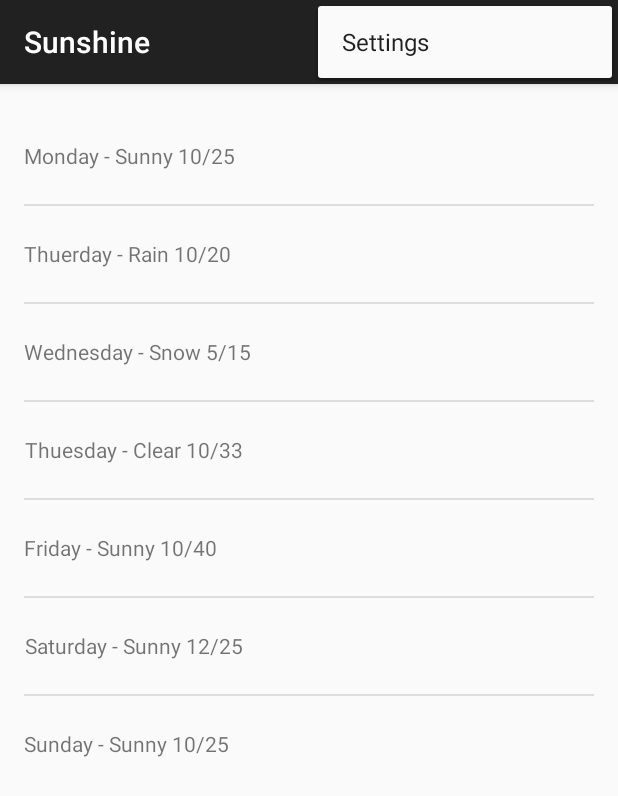
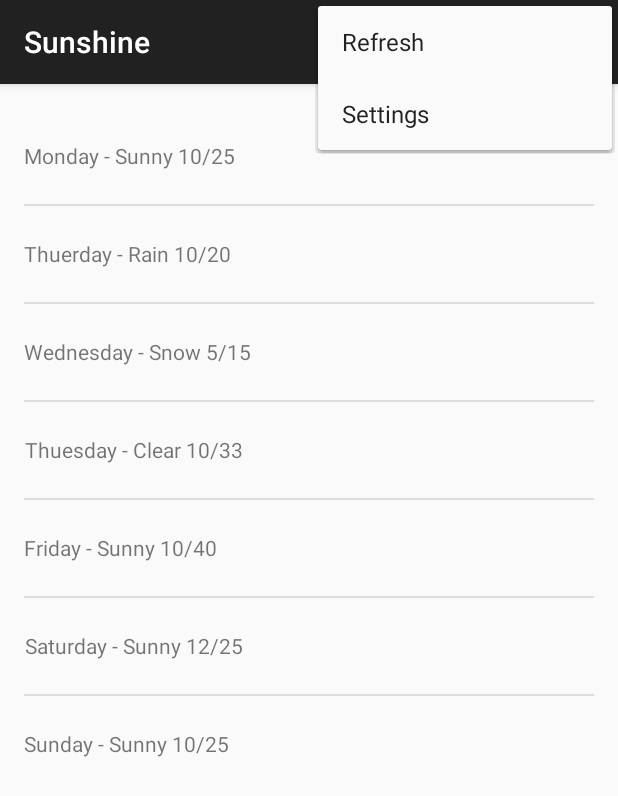
Before and after one commit to jarancibia84/Sunshine, an Android app: the screen it shows after launch (MainActivity), with the options menu open, on a phone screen of 412 x 824 dp. Shown: the top 796 px of the screen. Run offline under Robolectric (Android 15) with nearby library versions, the phone set to English and light mode, and no system bars.

Commit message:
2.0_refresh_button

```diff
--- a/app/src/main/java/com/example/livlab/sunshine/app/ForecastFragment.java
+++ b/app/src/main/java/com/example/livlab/sunshine/app/ForecastFragment.java
@@ -5,6 +5,9 @@ import android.os.Bundle;
 import android.support.v4.app.Fragment;
 import android.util.Log;
 import android.view.LayoutInflater;
+import android.view.Menu;
+import android.view.MenuInflater;
+import android.view.MenuItem;
 import android.view.View;
 import android.view.ViewGroup;
 import android.widget.ArrayAdapter;
@@ -26,6 +29,13 @@ import java.util.List;
 public class ForecastFragment extends Fragment {
 
     public ForecastFragment() {
+    }
+
+
+    @Override
+    public void onCreate(Bundle savedInstanceState) {
+        super.onCreate(savedInstanceState);
+        setHasOptionsMenu(true);
     }
 
     @Override
@@ -70,14 +80,39 @@ public class ForecastFragment extends Fragment {
 
         myLista.setAdapter(arregloDatos);
 
+        return rootView;
+    }
+
+    @Override
+    public void onCreateOptionsMenu(Menu menu, MenuInflater inflater) {
+        inflater.inflate(R.menu.forecastfragment, menu);
+    }
+
+    @Override
+    public boolean onOptionsItemSelected(MenuItem item) {
+
+        switch (item.getItemId()) {
+            case R.id.action_refresh:
+                // Not implemented here
+                return true;
+
+        }
 
 
+        return super.onOptionsItemSelected(item);
+    }
+/*
+    public boolean onOptionsItemSelected(MenuItem item) {
+        switch (item.getItemId()) {
+            case R.id.action_refresh:
+                // Not implemented here
+                return true;
 
+        }
 
+        return super.on;
+    }*/
 
-
-        return rootView;
-    }
 
     public class FetchWeatherclass extends AsyncTask<String, Void, Void>{
 
--- a/app/src/main/java/com/example/livlab/sunshine/app/MainActivity.java
+++ b/app/src/main/java/com/example/livlab/sunshine/app/MainActivity.java
@@ -30,6 +30,7 @@ public class MainActivity extends ActionBarActivity {
         return true;
     }
 
+
     @Override
     public boolean onOptionsItemSelected(MenuItem item) {
         // Handle action bar item clicks here. The action bar will
--- /dev/null
+++ b/app/src/main/res/menu/forecastfragment.xml
@@ -0,0 +1,7 @@
+<?xml version="1.0" encoding="utf-8"?>
+<menu xmlns:android="http://schemas.android.com/apk/res/android"
+      xmlns:app="http://schemas.android.com/apk/res-auto">
+    <item android:id="@+id/action_refresh"
+          android:title="@string/action_refresh"
+          android:orderInCategory="1" app:showAsAction="never"  />
+</menu>
--- a/app/src/main/res/values/strings.xml
+++ b/app/src/main/res/values/strings.xml
@@ -2,4 +2,5 @@
     <string name="app_name">Sunshine</string>
     <string name="hello_world">Hello world!</string>
     <string name="action_settings">Settings</string>
+    <string name="action_refresh">Refresh</string>
 </resources>
```
